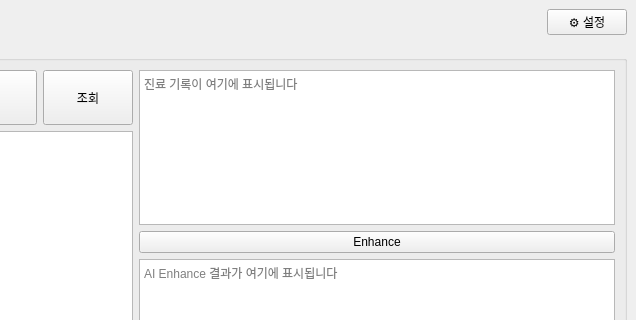
This is src/ai_builder/ui/forms/main_window.ui in vincereway/Ai-Builder as Qt 5 draws it before an edit; both pictures show x 364 to 1000 and y 0 to 320 of the 1000 by 750 pixel window. The edited form follows.
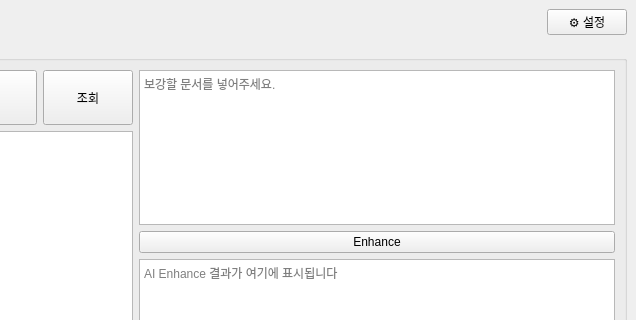
This is the edited form.

Diff of the .ui file:
```diff
--- a/src/ai_builder/ui/forms/main_window.ui
+++ b/src/ai_builder/ui/forms/main_window.ui
@@ -137,11 +137,8 @@
         <layout class="QVBoxLayout">
          <item>
           <widget class="QPlainTextEdit" name="txt_plain_note">
-           <property name="readOnly">
-            <bool>true</bool>
-           </property>
            <property name="placeholderText">
-            <string>진료 기록이 여기에 표시됩니다</string>
+                              <string>보강할 문서를 넣어주세요.</string>
            </property>
           </widget>
          </item>
```
